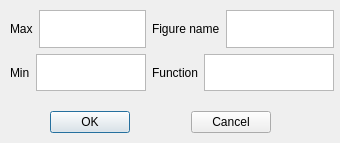
AbdelrahmanKhaledd/Function-plotter, file figure_dialog.ui: the form before one commit.
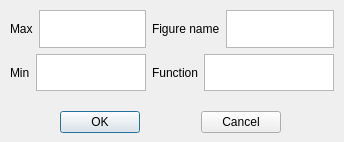
The form after the commit.

Commit message: Make alignment center

Patch:
```diff
--- a/figure_dialog.ui
+++ b/figure_dialog.ui
@@ -6,8 +6,8 @@
    <rect>
     <x>0</x>
     <y>0</y>
-    <width>340</width>
-    <height>143</height>
+    <width>344</width>
+    <height>142</height>
    </rect>
   </property>
   <property name="windowTitle">
@@ -124,7 +124,7 @@
   <widget class="QWidget" name="">
    <property name="geometry">
     <rect>
-     <x>50</x>
+     <x>60</x>
      <y>110</y>
      <width>221</width>
      <height>24</height>
```
Left out of the diff: 8 changed lines with no effect on the pictures. The commit also changes 1 other file.
